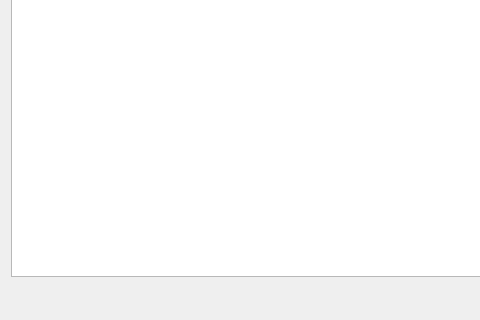
ouranos0318/PXE, file UI/DEPLOY.ui: the form before one commit; both pictures show x 0 to 480 and y 380 to 700 of the 800 by 700 pixel window.
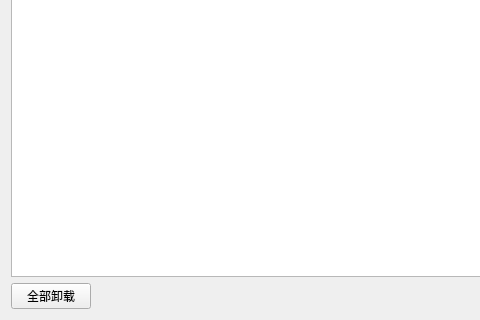
The form after the commit. Custom widgets are drawn as their Qt base class.

Patch:
```diff
--- a/UI/DEPLOY.ui
+++ b/UI/DEPLOY.ui
@@ -154,6 +154,13 @@
    </item>
    <item>
     <layout class="QHBoxLayout" name="horizontalLayout">
+     <item>
+      <widget class="QPushButton" name="pushButton_remove">
+       <property name="text">
+        <string>全部卸载</string>
+       </property>
+      </widget>
+     </item>
      <item>
       <spacer name="horizontalSpacer_2">
        <property name="orientation">
```
